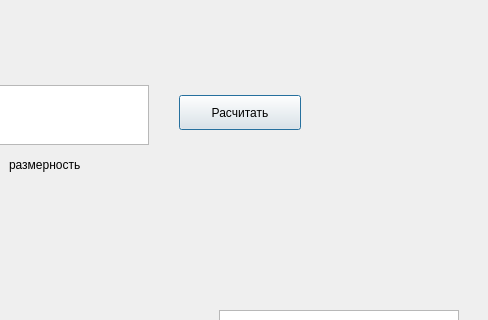
Above: actionExtended.ui from Smaug-DS/galois_field before the change; both pictures show x 421 to 909 and y 0 to 320 of the 909 by 500 pixel window. Below: the same form after it.
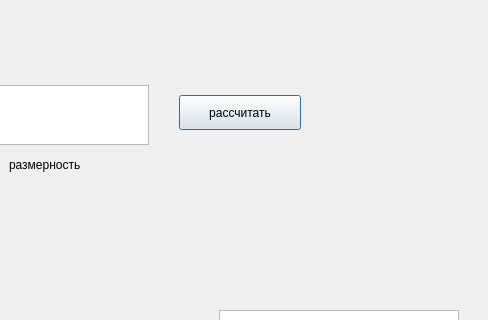
That is the form after the change.

The edit to the form file:
```diff
--- a/actionExtended.ui
+++ b/actionExtended.ui
@@ -63,7 +63,7 @@
     </rect>
    </property>
    <property name="text">
-    <string>Расчитать</string>
+    <string>рассчитать</string>
    </property>
   </widget>
   <widget class="QComboBox" name="comboBox">
```
